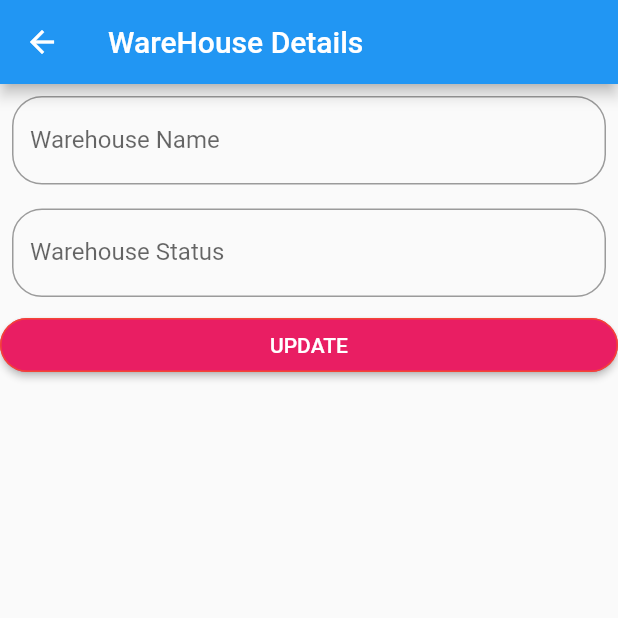
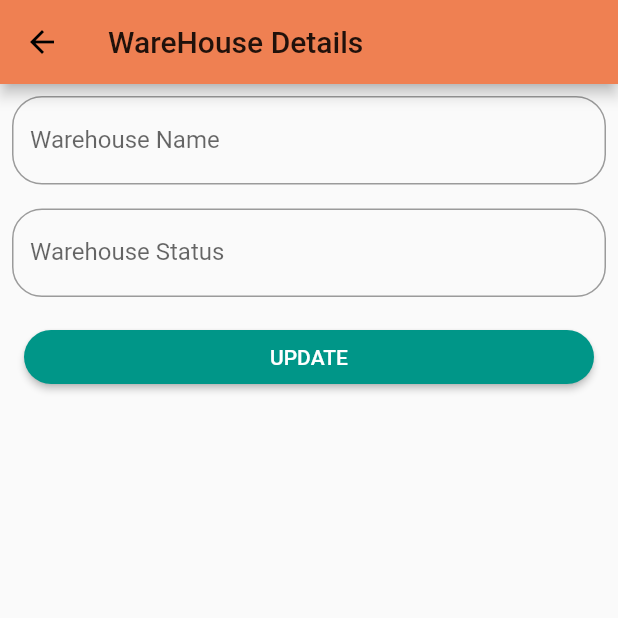
Before and after one commit to berkayismus/test_app, a Flutter app: the WareHouseDetailScreen screen opened directly with empty values, on a phone screen of 412 x 824 dp, the top half of it. Run offline on Flutter 3.47's test engine with Material 2 defaults, Android fonts, the phone set to English and light mode, and no system bars; our stand-ins replace font_awesome_flutter, rflutter_alert; network calls fail.

Commit message:
update icons & colors

```diff
--- a/lib/widgets/cus_raised_button.dart
+++ b/lib/widgets/cus_raised_button.dart
@@ -1,4 +1,6 @@
 import 'package:flutter/material.dart';
+
+import 'constants.dart';
 
 class CusRaisedButton extends StatelessWidget {
   final String buttonText;
@@ -8,14 +10,16 @@ class CusRaisedButton extends StatelessWidget {
 
   @override
   Widget build(BuildContext context) {
-    return RaisedButton(
-      onPressed: onPressed,
-      child: Text(buttonText),
-      color: Colors.pink,
-      textColor: Colors.white,
-      shape: RoundedRectangleBorder(
-        borderRadius: BorderRadius.circular(18.0),
-        side: BorderSide(color: Colors.red),
+    return Padding(
+      padding: const EdgeInsets.symmetric(vertical: 8.0, horizontal: 16.0),
+      child: RaisedButton(
+        onPressed: onPressed,
+        child: Text(buttonText),
+        color: kButtonBackColor,
+        textColor: Colors.white,
+        shape: RoundedRectangleBorder(
+          borderRadius: BorderRadius.circular(18.0),
+        ),
       ),
     );
   }
--- a/pubspec.yaml
+++ b/pubspec.yaml
@@ -25,6 +25,7 @@ dependencies:
     sdk: flutter
   http: ^0.12.2
   rflutter_alert: ^1.1.0
+  font_awesome_flutter: ^8.10.0
 
 
   # The following adds the Cupertino Icons font to your application.
```
Also changed, not shown: lib/main.dart (+30 -12 lines), lib/screens/bottom_nav_screen.dart (+34 -4 lines), lib/screens/company_screen.dart (+4 -3 lines), lib/widgets/constants.dart (added, +10 -0 lines), lib/widgets/cus_list_view_product.dart (+10 -4 lines), lib/widgets/cus_list_view_warehouse.dart (+7 -2 lines), pubspec.lock, 5 other files.
